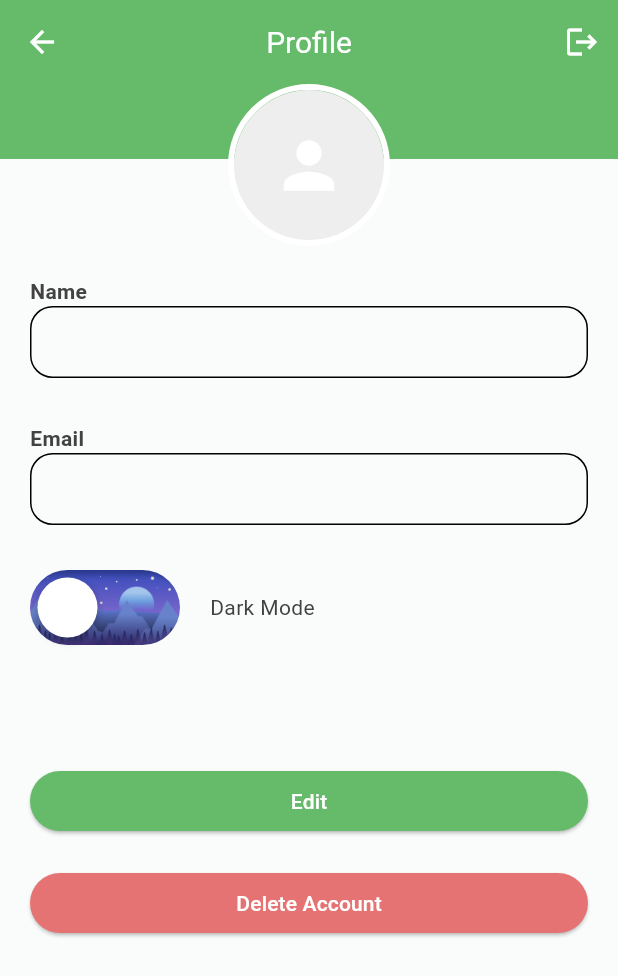
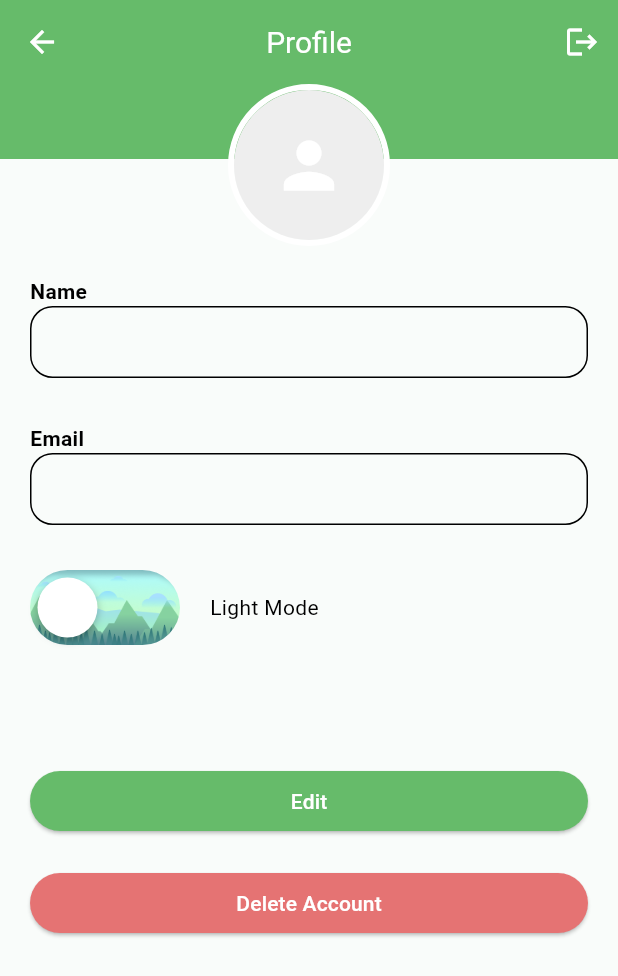
Before and after one commit to toska05/apapp, a Flutter app: the screen it shows once a user with an empty profile is signed in, item 2 of the bottom bar chosen, after a tap on the "account circle" icon, on a phone screen of 412 x 824 dp. Shown: the top 976 px of the screen. Run offline on Flutter 3.47's test engine with Material 3 defaults, Android fonts, the light colour scheme and no system bars; our stand-ins replace camera, cloud_firestore, firebase_auth, firebase_core, firebase_storage, flutter_riverpod and 10 more; missing offline and left inert: flutter_polyline_points, gal, google_mlkit_image_labeling; accounts and stored records are empty.

Commit message:
Added Light and Dark themes

```diff
--- a/lib/components/nav_bar.dart
+++ b/lib/components/nav_bar.dart
@@ -47,7 +47,6 @@ Widget build(BuildContext context) {
     ),
     bottomNavigationBar: Material(
       elevation: 10.0, // Shadow effect
-      color: Colors.white, // Background color
       child: Padding(
         padding: const EdgeInsets.symmetric(horizontal: 1.0, vertical: 5.0),
         child: GNav(
--- a/lib/main.dart
+++ b/lib/main.dart
@@ -1,8 +1,12 @@
+import 'package:apapp/themes/app_theme.dart';
 import 'package:apapp/themes/dark_mode.dart';
 import 'package:apapp/themes/light_mode.dart';
+import 'package:apapp/themes/theme_provider.dart';
 import 'package:flutter/material.dart';
 import 'package:apapp/auth/main_page.dart';
 import 'package:firebase_core/firebase_core.dart';
+import 'package:flutter_riverpod/flutter_riverpod.dart';
+import 'package:hooks_riverpod/hooks_riverpod.dart';
 
 void main() async {
   WidgetsFlutterBinding.ensureInitialized();
@@ -15,19 +19,21 @@ void main() async {
     )
   );
 
-  runApp(const MyApp());
+  runApp(const ProviderScope(child:  const MyApp()));
 }
 
-class MyApp extends StatelessWidget {
+class MyApp extends HookConsumerWidget {
   const MyApp({super.key});
 
   @override
-  Widget build(BuildContext context) {
+  Widget build(BuildContext context, WidgetRef ref) {
+    final appThemeState = ref.watch(appThemeStateNotifier);
     return MaterialApp(
       debugShowCheckedModeBanner: false,
       home: MainPage(),
-      theme: lightMode,
-      darkTheme: darkMode,
+      theme: AppTheme.lightTheme,
+      darkTheme: AppTheme.darkTheme,
+      themeMode: appThemeState.isDarkMode ? ThemeMode.dark : ThemeMode.light,
     );
   }
 }
--- a/lib/pages/image_recognition/identified_image.dart
+++ b/lib/pages/image_recognition/identified_image.dart
@@ -236,7 +236,7 @@ class _IdentifiedImagePageState extends State<IdentifiedImagePage> {
                   padding: const EdgeInsets.all(16.0),
                   height: MediaQuery.of(context).size.height * 0.5,
                   decoration: const BoxDecoration(
-                    color: Colors.white,
+                    // color: Colors.white,
                     borderRadius:
                         BorderRadius.vertical(top: Radius.circular(20)),
                     boxShadow: [
--- a/lib/pages/profile/profile_page.dart
+++ b/lib/pages/profile/profile_page.dart
@@ -1,7 +1,9 @@
 import 'package:apapp/pages/profile/edit_profile_page.dart';
+import 'package:apapp/themes/theme_provider.dart';
 import 'package:flutter/material.dart';
 import 'package:firebase_auth/firebase_auth.dart';
 import 'package:apapp/auth/main_page.dart';
+import 'package:hooks_riverpod/hooks_riverpod.dart';
 
 class ProfilePage extends StatefulWidget {
   const ProfilePage({super.key});
@@ -191,25 +193,25 @@ class _ProfilePageState extends State<ProfilePage> {
   }
 }
 
-class CustomSwitch extends StatefulWidget {
-  @override
-  _CustomSwitchState createState() => _CustomSwitchState();
-}
 
-class _CustomSwitchState extends State<CustomSwitch> {
-  bool isLightMode = false;
+
+class CustomSwitch extends HookConsumerWidget {
 
   @override
-  Widget build(BuildContext context) {
+  Widget build(BuildContext context, WidgetRef ref) {
+    final appThemeState = ref.watch(appThemeStateNotifier);
+
     return Row(
       mainAxisAlignment: MainAxisAlignment.start,
       spacing: 20,
       children: [
         GestureDetector(
           onTap: () {
-            setState(() {
-              isLightMode = !isLightMode;
-            });
+            if (appThemeState.isDarkMode) {
+              appThemeState.setLightTheme();
+            } else {
+              appThemeState.setDarkTheme();
+            }
           },
           child: AnimatedContainer(
             duration: const Duration(milliseconds: 300),
@@ -220,14 +222,14 @@ class _CustomSwitchState extends State<CustomSwitch> {
               borderRadius: BorderRadius.circular(25),
               image: DecorationImage(
                 image: AssetImage(
-                  isLightMode ? 'assets/day_mode.png' : 'assets/night_mode.png',
+                  appThemeState.isDarkMode ? 'assets/night_mode.png' : 'assets/day_mode.png' ,
                 ),
                 fit: BoxFit.cover,
               ),
             ),
             child: Align(
               alignment:
-                  isLightMode ? Alignment.centerRight : Alignment.centerLeft,
+                  appThemeState.isDarkMode ? Alignment.centerRight : Alignment.centerLeft,
               child: Container(
                 width: 40,
                 height: 40,
@@ -246,8 +248,8 @@ class _CustomSwitchState extends State<CustomSwitch> {
             ),
           ),
         ),
-        if (isLightMode) const Text('Light Mode'),
-        if (!isLightMode) const Text('Dark Mode')
+        if (appThemeState.isDarkMode) const Text('Dark Mode'),
+        if (!appThemeState.isDarkMode) const Text('Light Mode')
       ],
     );
   }
--- /dev/null
+++ b/lib/themes/app_theme.dart
@@ -0,0 +1,43 @@
+import 'package:flutter/material.dart';
+
+class AppTheme {
+  static final lightTheme = ThemeData(
+    brightness: Brightness.light,
+    scaffoldBackgroundColor: const Color(0xFFF9FCFA),
+    appBarTheme: const AppBarTheme(
+      iconTheme: IconThemeData(color: Colors.white),
+      titleTextStyle: TextStyle(
+        color: Colors.white,
+        fontSize: 20,
+      ),
+      centerTitle: true,
+    ),
+    colorScheme: ColorScheme.light(
+      surface: Colors.white,
+      primary: Colors.grey.shade200,
+      secondary: Colors.grey.shade400,
+      inversePrimary: Colors.green[300],
+    ),
+  ),
+  darkTheme = ThemeData(
+    brightness: Brightness.dark,
+    scaffoldBackgroundColor: Colors.grey.shade800,
+    colorScheme: ColorScheme.dark(
+      surface: Colors.blueGrey[900]!,
+      primary: Colors.grey.shade800,
+      secondary: Colors.grey.shade700,
+    ),
+    appBarTheme: const AppBarTheme(
+      iconTheme: IconThemeData(color: Colors.white),
+      titleTextStyle: TextStyle(
+        color: Colors.white,
+        fontSize: 20,
+      ),
+      centerTitle: true,
+    ),
+    textTheme: ThemeData.dark().textTheme.apply(
+      bodyColor: Colors.grey[300],
+      displayColor: Colors.white,
+    ),
+  );
+}
--- a/pubspec.yaml
+++ b/pubspec.yaml
@@ -65,6 +65,8 @@ dependencies:
   flutter_polyline_points: ^2.1.0
   google_maps_flutter: ^2.10.0
   location: ^8.0.0
+  flutter_hooks: any
+  hooks_riverpod: any
 
 
 flutter_native_splash:
```
Also changed, not shown: lib/pages/image_recognition/camera.dart (+14 -0 lines), lib/themes/theme_provider.dart (added, +20 -0 lines), pubspec.lock.
